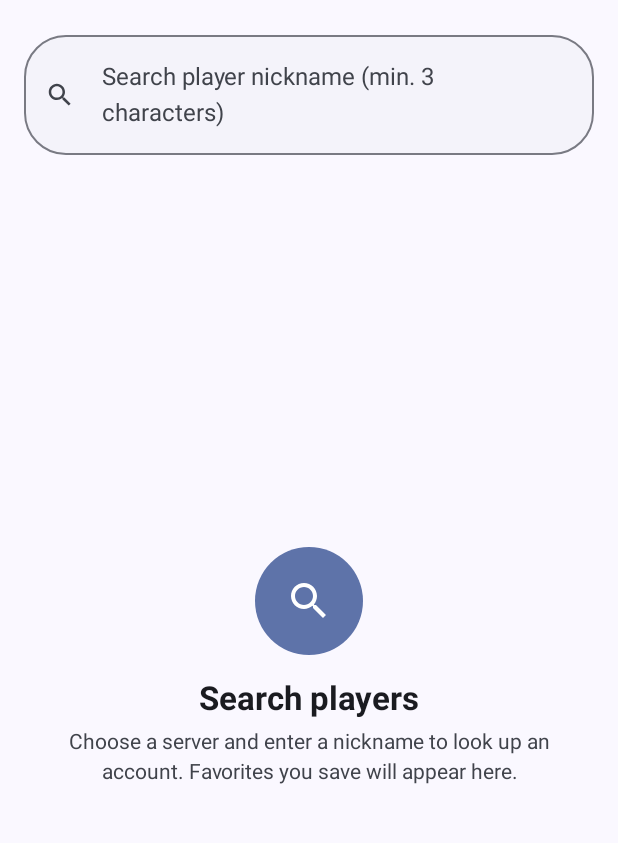
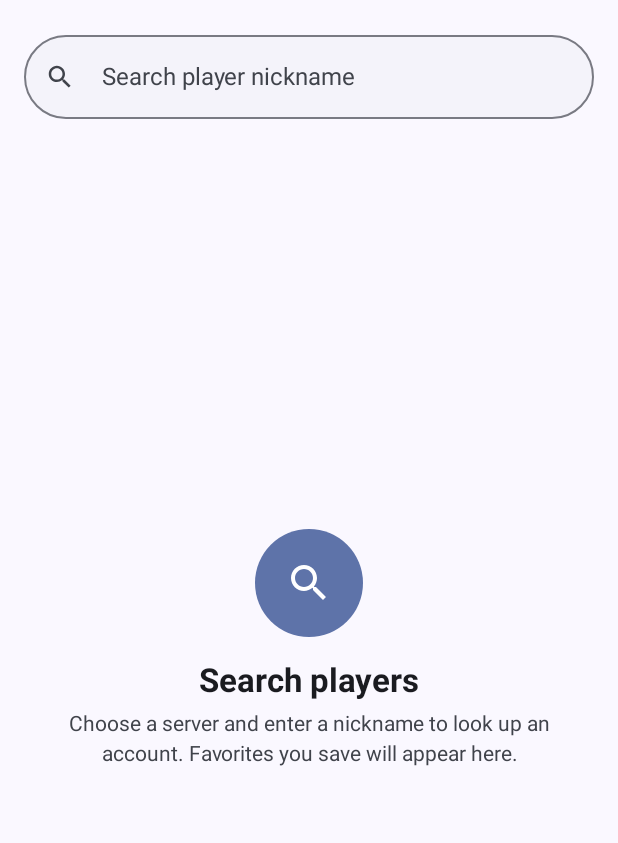
Before and after one commit to Talaxy009/wows-insight, an Android app built with Jetpack Compose: the screen it shows after launch (MainActivity), on a phone screen of 412 x 824 dp, the part 67-910 px from its top. Run offline under Robolectric (Android 15) with nearby library versions, the phone set to English and light mode, and no system bars.

Commit message:
💬 精简文本提示

```diff
--- a/android/app/src/main/res/values/strings.xml
+++ b/android/app/src/main/res/values/strings.xml
@@ -114,7 +114,6 @@
     <string name="search_favorites_move_down">Move down</string>
     <string name="search_favorites_move_up">Move up</string>
     <string name="search_favorites_reorder">Reorder favorites</string>
-    <string name="search_favorites_reorder_hint">Drag the handle to reorder</string>
     <string name="search_import">Import favorites</string>
     <string name="search_import_done_title">Import complete</string>
     <string name="search_import_failed_message">This file is not a favorites export from WoWs Insight.</string>
@@ -123,7 +122,7 @@
     <string name="search_import_summary">Added %1$d favorites. %2$d were already saved.</string>
     <string name="search_no_results_message">No player matches “%1$s”.</string>
     <string name="search_no_results_title">No results</string>
-    <string name="search_prompt">Search player nickname (min. 3 characters)</string>
+    <string name="search_prompt">Search player nickname</string>
     <string name="search_results_header">Search results</string>
     <string name="search_searching">Searching…</string>
     <string name="search_server_selector">Select server</string>
```
Also changed, not shown: android/app/src/main/java/com/talaxy/wowsinsight/ui/search/SearchScreen.kt (+1 -11 lines), 7 other files.
